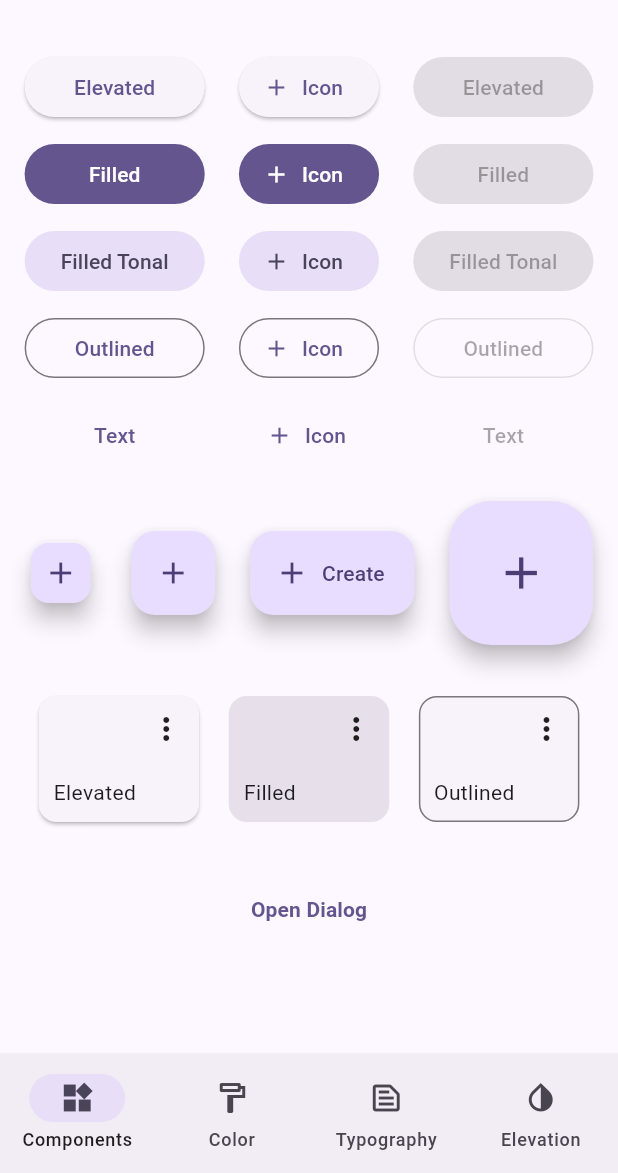
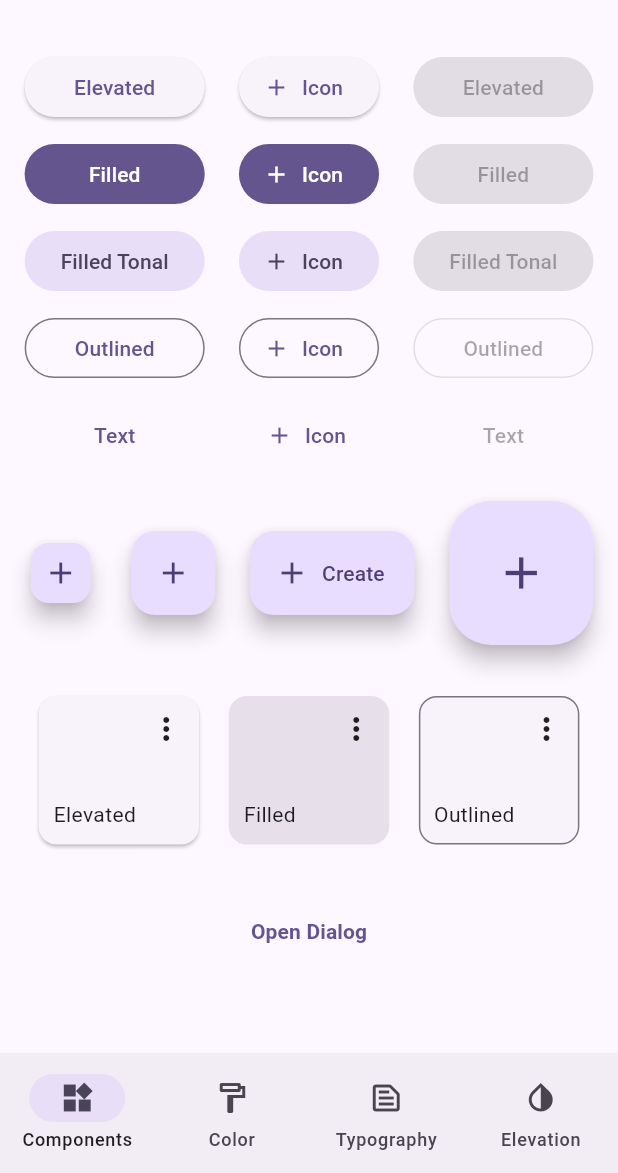
Before and after one commit to untitled-alvin/material_3_demo, a Flutter app: the screen it shows after launch, on a phone screen of 412 x 824 dp, the part 63-1236 px from its top. Run offline on Flutter 3.47's test engine with Material 2 defaults, Android fonts, the phone set to English and light mode, and no system bars.

Commit message:
Made elements on component screen stay compact on wider screen, take 2 (#1267)
* Revert "Revert "Made elements on component screen stay compact on wider screen (#1258)" (#1266)"

This reverts commit 53c83adc716698a75a5863a4899b479be205112b.

* ran flutter format for the changed files

* fixed test

Co-authored-by: Qun Cheng <quncheng@google.com>

```diff
--- a/lib/component_screen.dart
+++ b/lib/component_screen.dart
@@ -11,6 +11,10 @@ class ComponentScreen extends StatelessWidget {
     return Expanded(
       child: Padding(
         padding: const EdgeInsets.symmetric(horizontal: 10),
+        child: Align(
+          alignment: Alignment.topCenter,
+          child: SizedBox(
+            width: _maxWidthConstraint,
             child: ListView(
               shrinkWrap: true,
               children: [
@@ -33,6 +37,8 @@ class ComponentScreen extends StatelessWidget {
               ],
             ),
           ),
+        ),
+      ),
     );
   }
 }
@@ -40,6 +46,7 @@ class ComponentScreen extends StatelessWidget {
 const _rowDivider = SizedBox(width: 10);
 const _colDivider = SizedBox(height: 10);
 const double _cardWidth = 115;
+const double _maxWidthConstraint = 400;
 
 void Function()? handlePressed(
     BuildContext context, bool isDisabled, String buttonName) {
@@ -255,8 +262,7 @@ class Cards extends StatelessWidget {
                       alignment: Alignment.topRight,
                       child: Icon(Icons.more_vert),
                     ),
-                    _colDivider,
-                    _colDivider,
+                    SizedBox(height: 35),
                     Align(
                       alignment: Alignment.bottomLeft,
                       child: Text("Elevated"),
@@ -279,8 +285,7 @@ class Cards extends StatelessWidget {
                       alignment: Alignment.topRight,
                       child: Icon(Icons.more_vert),
                     ),
-                    _colDivider,
-                    _colDivider,
+                    SizedBox(height: 35),
                     Align(
                       alignment: Alignment.bottomLeft,
                       child: Text("Filled"),
@@ -308,8 +313,7 @@ class Cards extends StatelessWidget {
                       alignment: Alignment.topRight,
                       child: Icon(Icons.more_vert),
                     ),
-                    _colDivider,
-                    _colDivider,
+                    SizedBox(height: 35),
                     Align(
                       alignment: Alignment.bottomLeft,
                       child: Text("Outlined"),
--- a/lib/main.dart
+++ b/lib/main.dart
@@ -179,7 +179,8 @@ class _Material3DemoState extends State<Material3Demo> {
             body: SafeArea(
               bottom: false,
               top: false,
-              child: Row(children: <Widget>[
+              child: Row(
+                children: <Widget>[
                   Padding(
                       padding: const EdgeInsets.symmetric(horizontal: 5),
                       child: NavigationRailSection(
@@ -187,7 +188,8 @@ class _Material3DemoState extends State<Material3Demo> {
                           selectedIndex: screenIndex)),
                   const VerticalDivider(thickness: 1, width: 1),
                   createScreenFor(screenIndex, true),
-              ]),
+                ],
+              ),
             ),
           );
         }
```
Also changed, not shown: 1 other file. Lines whose indentation alone changed are shown as unchanged.
